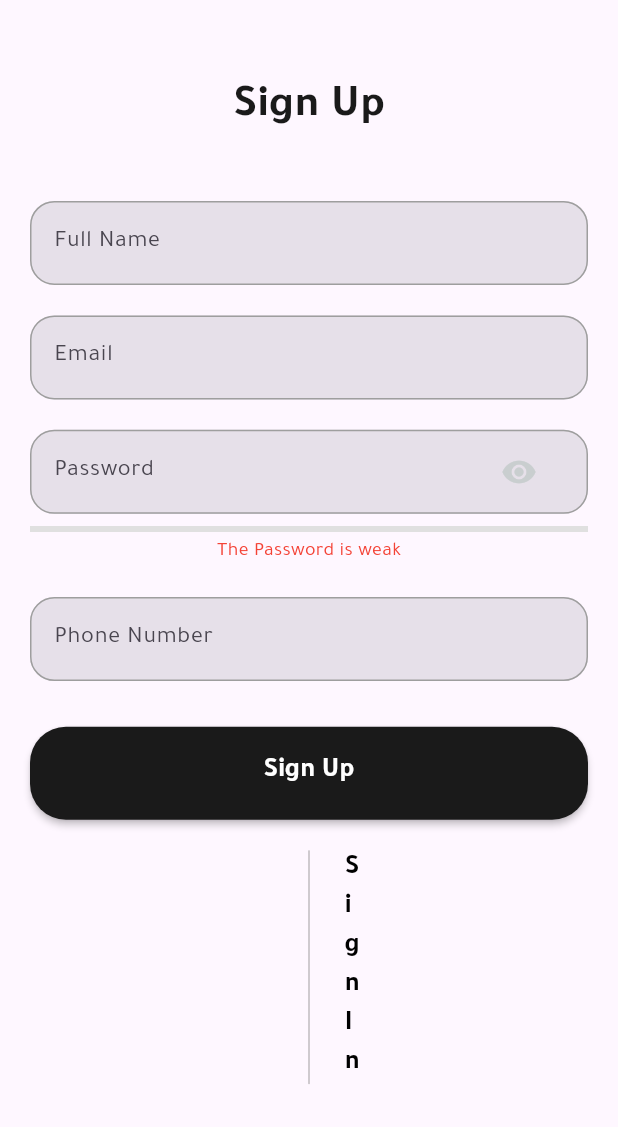
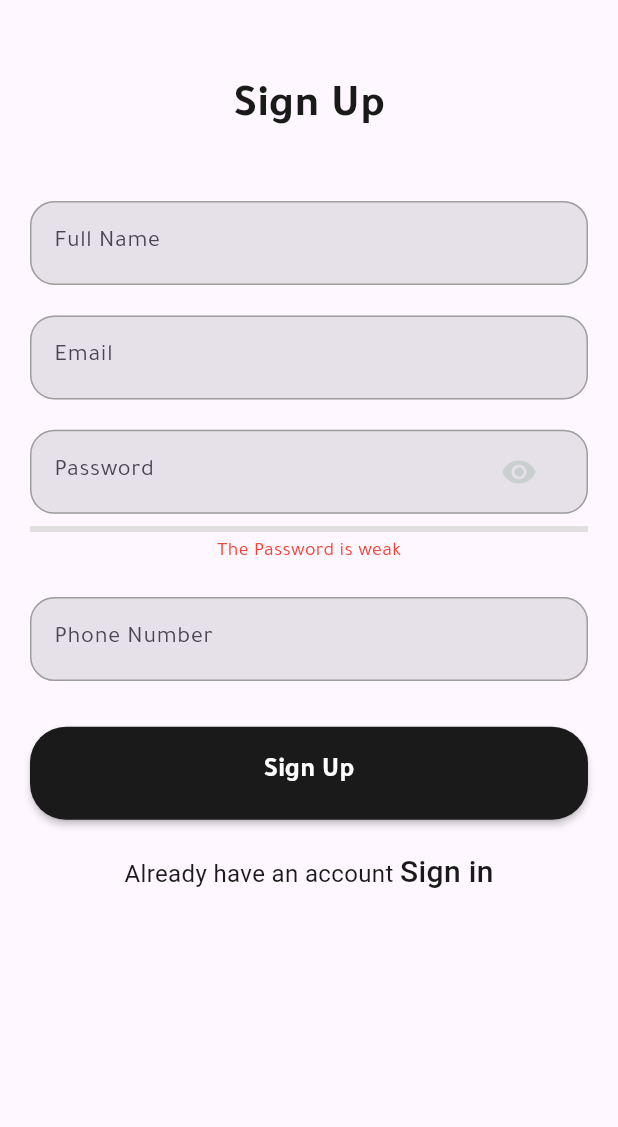
Before and after one commit to mohammed-shaneaf/Car-Rental, a Flutter app: the SignUpView screen opened directly, on a phone screen of 412 x 824 dp, the part 109-1236 px from its top. Run offline on Flutter 3.47's test engine with Material 3 defaults, Android fonts, the phone set to English and light mode, and no system bars; our stand-ins replace flutter_screenutil, flutter_svg, pinput; missing offline and left inert: phone_text_field.

```diff
--- a/lib/features/auth/presentation/views/widgets/forget_password_view_body.dart
+++ b/lib/features/auth/presentation/views/widgets/forget_password_view_body.dart
@@ -69,7 +69,7 @@ class ForgetPasswordViewBody extends StatelessWidget {
                 ),
               ],
             )),
-          )
+          ),
         ],
       ),
     );
--- a/lib/features/auth/presentation/views/widgets/sign_up_view_body.dart
+++ b/lib/features/auth/presentation/views/widgets/sign_up_view_body.dart
@@ -1,9 +1,10 @@
+import 'package:car_rental/app/app_name.dart';
 import 'package:car_rental/core/styles/app_text_style.dart';
+import 'package:car_rental/core/themes/app_colors.dart';
 import 'package:car_rental/core/utils/app_spacing.dart';
 import 'package:car_rental/core/utils/assets.dart';
 import 'package:car_rental/shared/widgets/custom_password_field.dart';
 import 'package:car_rental/shared/widgets/custom_primary_button.dart';
-import 'package:car_rental/shared/widgets/custom_secondry_button.dart';
 import 'package:car_rental/shared/widgets/custom_text_form_field.dart';
 import 'package:flutter/material.dart';
 import 'package:flutter_screenutil/flutter_screenutil.dart';
@@ -45,8 +46,25 @@ class SignUpViewBody extends StatelessWidget {
             30.verticalSpace,
             CustomPrimaryButton(label: 'Sign Up', onPressed: () {}),
             20.verticalSpace,
-            CustomSecondryButton(
-                label: 'Sign In', onPressed: () {}, maxWidth: 0.5),
+            // CustomSecondryButton(
+            //     label: 'Sign In', onPressed: () {}, maxWidth: 0.5),
+            GestureDetector(
+              onTap: () {
+                Navigator.pushNamed(context, AppName.signin);
+              },
+              child: Text.rich(TextSpan(
+                text: 'Already have an account ',
+                style: AppTextStyle.f16normal,
+                children: [
+                  TextSpan(
+                    text: 'Sign in',
+                    style: AppTextStyle.f20meduim.copyWith(
+                      color: AppColors.primaryColor,
+                    ),
+                  ),
+                ],
+              )),
+            ),
           ],
         ),
       ),
--- a/lib/features/auth/presentation/views/widgets/verify_account_view_body.dart
+++ b/lib/features/auth/presentation/views/widgets/verify_account_view_body.dart
@@ -14,7 +14,8 @@ class VerifyAccountViewBody extends StatelessWidget {
   Widget build(BuildContext context) {
     final phoneController = TextEditingController();
 
-    return Padding(
+    return SingleChildScrollView(
+      child: Padding(
         padding: AppSpacing.pagePadding,
         child: Column(
           crossAxisAlignment: CrossAxisAlignment.center,
@@ -49,6 +50,7 @@ class VerifyAccountViewBody extends StatelessWidget {
                 }),
           ],
         ),
+      ),
     );
   }
 }
--- a/lib/shared/widgets/custom_secondry_button.dart
+++ b/lib/shared/widgets/custom_secondry_button.dart
@@ -51,7 +51,7 @@ class CustomSecondryButton extends StatelessWidget {
         minimumSize: Size(0, height),
         tapTargetSize: MaterialTapTargetSize.padded,
       ),
-      onPressed: isDisabled ? null : onPressed,
+      onPressed: onPressed,
       child: Text(
         label,
         textAlign: TextAlign.center,
```
Also changed, not shown: lib/features/auth/presentation/views/widgets/sign_in_view_body.dart (+20 -1 lines), pubspec.yaml (+34 -15 lines), pubspec.lock. Lines whose indentation alone changed are shown as unchanged.
